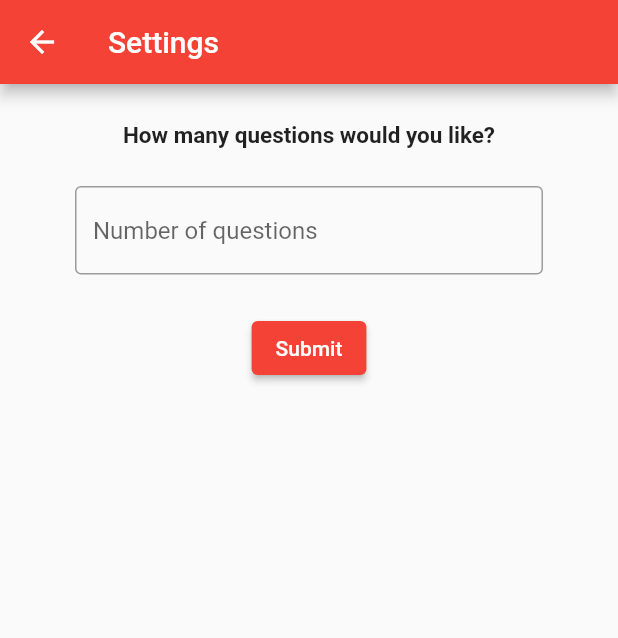
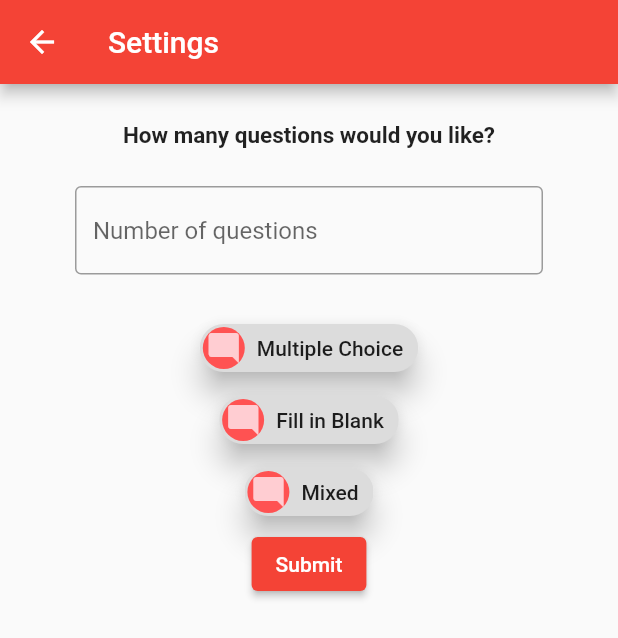
Before and after one commit to jerabelo/animation, a Flutter app: the SecondRoute screen opened directly, on a phone screen of 412 x 824 dp. Shown: the top 638 px of the screen. Run offline on Flutter 3.47's test engine with Material 2 defaults, Android fonts, the phone set to English and light mode, and no system bars; our stand-ins replace shared_preferences; missing offline and left inert: dart:ffi; accounts and stored records are empty.

Commit message:
added more features on user setting page

```diff
--- a/lib/user_settings.dart
+++ b/lib/user_settings.dart
@@ -42,6 +42,41 @@ class SecondRoute extends StatelessWidget {
                     hintText: 'Number of questions'),
               ),
             ),
+            Column(
+              mainAxisAlignment: MainAxisAlignment.start,
+              children: [
+                ActionChip(
+                  elevation: 8.0,
+                  padding: EdgeInsets.all(2.0),
+                  avatar: CircleAvatar(
+                    backgroundColor: Colors.redAccent,
+                    child: Icon(Icons.mode_comment),
+                  ),
+                  label: Text('Multiple Choice'),
+                  onPressed: () {},
+                ),
+                ActionChip(
+                  elevation: 8.0,
+                  padding: EdgeInsets.all(2.0),
+                  avatar: CircleAvatar(
+                    backgroundColor: Colors.redAccent,
+                    child: Icon(Icons.mode_comment),
+                  ),
+                  label: Text('Fill in Blank'),
+                  onPressed: () {},
+                ),
+                ActionChip(
+                  elevation: 8.0,
+                  padding: EdgeInsets.all(2.0),
+                  avatar: CircleAvatar(
+                    backgroundColor: Colors.redAccent,
+                    child: Icon(Icons.mode_comment),
+                  ),
+                  label: Text('Mixed'),
+                  onPressed: () {},
+                ),
+              ],
+            ),
             ElevatedButton(onPressed: () {}, child: const Text('Submit')),
           ],
         ),
```
